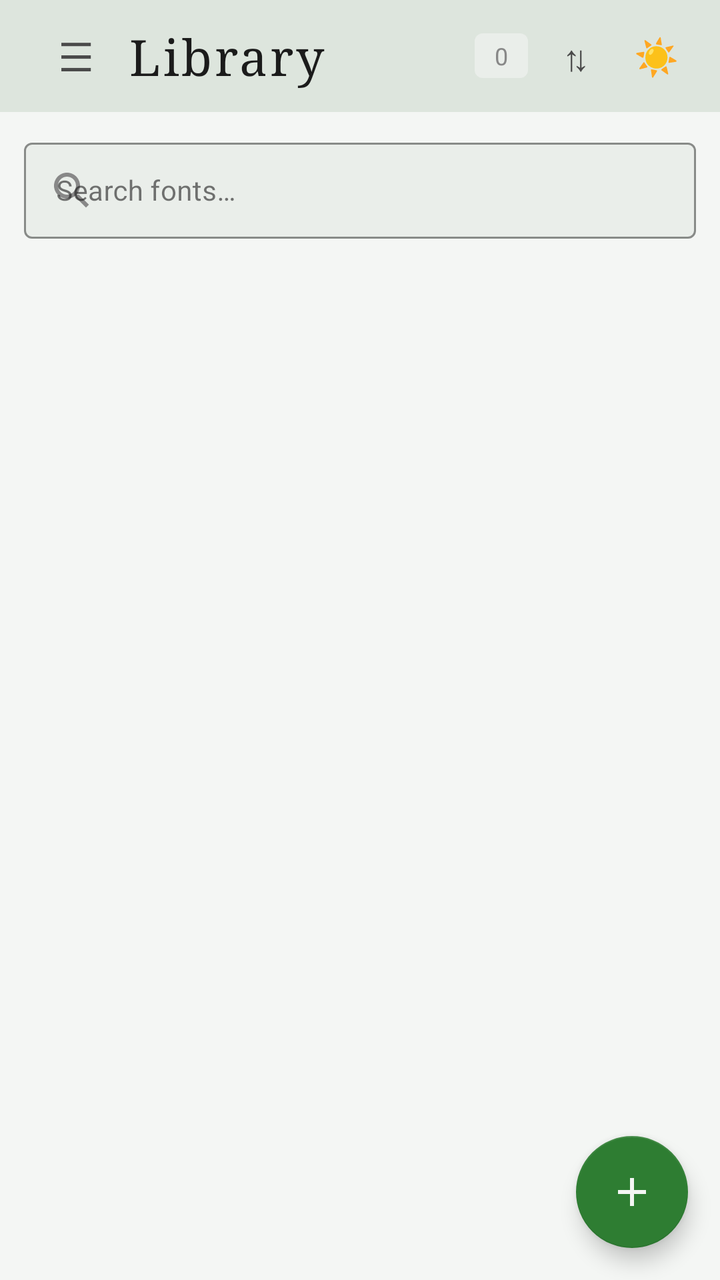
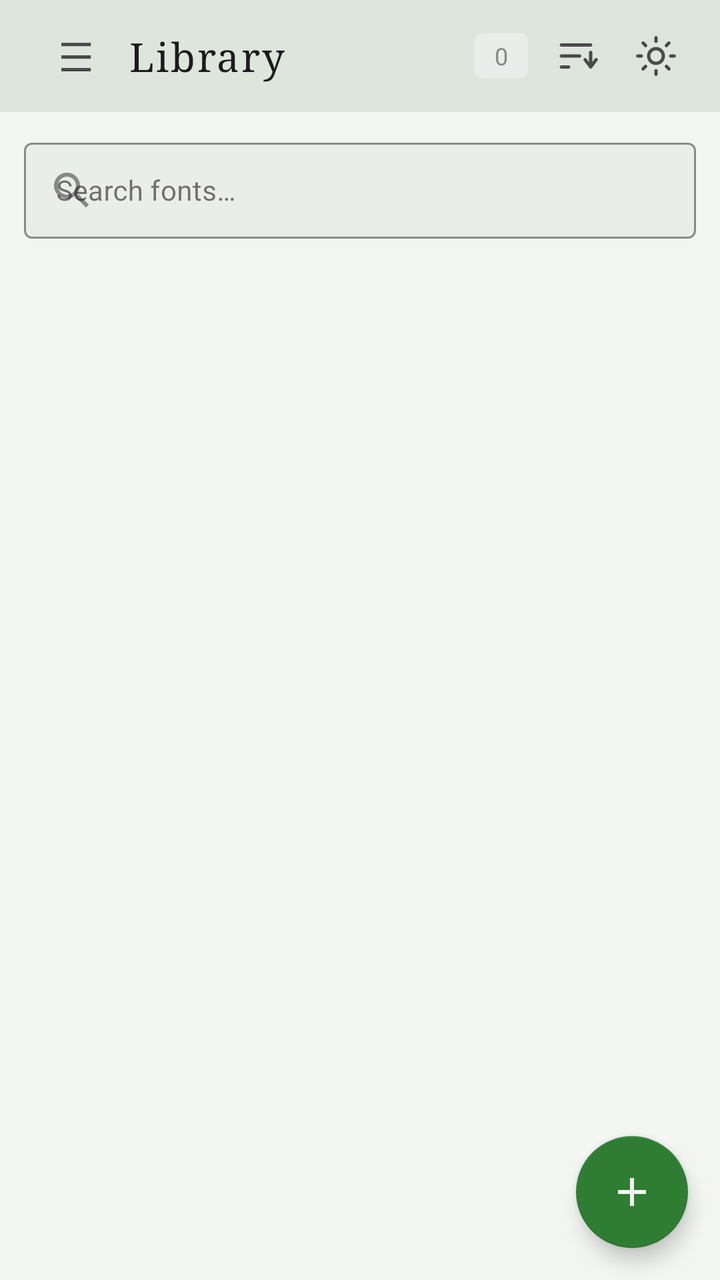

Two renders of the same Android screen: before a commit and after it. Below are the layout's source before the change and the commit's diff.
<!-- AndroidManifest.xml: application theme Theme.FontLens -->
<!-- res/layout/fragment_font_list.xml -->
<?xml version="1.0" encoding="utf-8"?>
<androidx.constraintlayout.widget.ConstraintLayout
    xmlns:android="http://schemas.android.com/apk/res/android"
    xmlns:app="http://schemas.android.com/apk/res-auto"
    android:layout_width="match_parent"
    android:layout_height="match_parent"
    android:background="?attr/bgPrimary">

    <androidx.appcompat.widget.Toolbar
        android:id="@+id/toolbar"
        android:layout_width="0dp"
        android:layout_height="?attr/actionBarSize"
        android:background="?attr/bgSidebar"
        android:paddingStart="4dp"
        android:paddingEnd="8dp"
        app:layout_constraintEnd_toEndOf="parent"
        app:layout_constraintStart_toStartOf="parent"
        app:layout_constraintTop_toTopOf="parent">

        
        <LinearLayout
            android:id="@+id/toolbar_normal"
            android:layout_width="match_parent"
            android:layout_height="wrap_content"
            android:orientation="horizontal"
            android:gravity="center_vertical">

            <TextView
                android:id="@+id/btn_hamburger"
                android:layout_width="44dp"
                android:layout_height="44dp"
                android:gravity="center"
                android:text="☰"
                android:textSize="20sp"
                android:textColor="?attr/textSecondary"
                android:clickable="true"
                android:focusable="true"
                android:background="?attr/selectableItemBackgroundBorderless" />

            <TextView
                android:id="@+id/tv_title"
                android:layout_width="0dp"
                android:layout_height="wrap_content"
                android:layout_weight="1"
                android:text="@string/library"
                android:textColor="?attr/textPrimary"
                android:textSize="25sp"
                android:fontFamily="serif"
                android:letterSpacing="0.05"
                android:layout_marginStart="4dp" />

            <TextView
                android:id="@+id/tv_count"
                android:layout_width="wrap_content"
                android:layout_height="wrap_content"
                android:background="@drawable/bg_badge"
                android:paddingStart="10dp"
                android:paddingEnd="10dp"
                android:paddingTop="3dp"
                android:paddingBottom="3dp"
                android:textColor="?attr/textMuted"
                android:textSize="12sp"
                android:text="0" />

            <TextView
                android:id="@+id/btn_sort"
                android:layout_width="40dp"
                android:layout_height="40dp"
                android:layout_marginStart="4dp"
                android:gravity="center"
                android:text="⇅"
                android:textSize="18sp"
                android:textColor="?attr/textSecondary"
                android:clickable="true"
                android:focusable="true"
                android:background="?attr/selectableItemBackgroundBorderless" />

            <TextView
                android:id="@+id/btn_theme"
                android:layout_width="40dp"
                android:layout_height="40dp"
                android:gravity="center"
                android:text="☀"
                android:textSize="18sp"
                android:textColor="?attr/textSecondary"
                android:clickable="true"
                android:focusable="true"
                android:background="?attr/selectableItemBackgroundBorderless" />

        </LinearLayout>

        
        <LinearLayout
            android:id="@+id/toolbar_selection"
            android:layout_width="match_parent"
            android:layout_height="wrap_content"
            android:orientation="horizontal"
            android:gravity="center_vertical"
            android:visibility="gone">

            <TextView
                android:id="@+id/btn_cancel_selection"
                android:layout_width="40dp"
                android:layout_height="40dp"
                android:gravity="center"
                android:text="✕"
                android:textSize="16sp"
                android:textColor="?attr/accentColor"
                android:clickable="true"
                android:focusable="true"
                android:background="?attr/selectableItemBackgroundBorderless" />

            <TextView
                android:id="@+id/tv_selected_count"
                android:layout_width="0dp"
                android:layout_height="wrap_content"
                android:layout_weight="1"
                android:layout_marginStart="8dp"
                android:textColor="?attr/textPrimary"
                android:textSize="15sp"
                android:text="0 selected" />

            <TextView
                android:id="@+id/btn_select_all"
                android:layout_width="wrap_content"
                android:layout_height="wrap_content"
                android:text="All"
                android:textColor="?attr/accentColor"
                android:textSize="13sp"
                android:padding="8dp"
                android:clickable="true"
                android:focusable="true"
                android:background="?attr/selectableItemBackgroundBorderless" />

            <TextView
                android:id="@+id/btn_sel_favorite"
                android:layout_width="40dp"
                android:layout_height="40dp"
                android:gravity="center"
                android:text="★"
                android:textSize="18sp"
                android:textColor="?attr/textSecondary"
                android:clickable="true"
                android:focusable="true"
                android:background="?attr/selectableItemBackgroundBorderless" />

            <TextView
                android:id="@+id/btn_sel_delete"
                android:layout_width="40dp"
                android:layout_height="40dp"
                android:gravity="center"
                android:text="🗑"
                android:textSize="16sp"
                android:textColor="#FF5252"
                android:clickable="true"
                android:focusable="true"
                android:background="?attr/selectableItemBackgroundBorderless" />

        </LinearLayout>

    </androidx.appcompat.widget.Toolbar>

    
    <com.google.android.material.textfield.TextInputLayout
        android:id="@+id/search_layout"
        style="@style/Widget.MaterialComponents.TextInputLayout.OutlinedBox"
        android:layout_width="0dp"
        android:layout_height="wrap_content"
        android:layout_marginStart="12dp"
        android:layout_marginEnd="12dp"
        android:layout_marginTop="10dp"
        app:boxBackgroundColor="?attr/bgElevated"
        app:boxStrokeColor="?attr/borderColor"
        app:hintTextColor="?attr/textMuted"
        app:layout_constraintEnd_toEndOf="parent"
        app:layout_constraintStart_toStartOf="parent"
        app:layout_constraintTop_toBottomOf="@id/toolbar"
        app:startIconDrawable="@drawable/ic_search"
        app:startIconTint="?attr/textMuted">

        <com.google.android.material.textfield.TextInputEditText
            android:id="@+id/et_search"
            android:layout_width="match_parent"
            android:layout_height="48dp"
            android:background="@null"
            android:hint="@string/search_fonts"
            android:imeOptions="actionSearch"
            android:inputType="text"
            android:textColor="?attr/textPrimary"
            android:textColorHint="?attr/textMuted"
            android:textSize="14sp" />
    </com.google.android.material.textfield.TextInputLayout>

    <LinearLayout
        android:id="@+id/layout_empty"
        android:layout_width="wrap_content"
        android:layout_height="wrap_content"
        android:orientation="vertical"
        android:gravity="center"
        android:visibility="gone"
        app:layout_constraintBottom_toBottomOf="parent"
        app:layout_constraintEnd_toEndOf="parent"
        app:layout_constraintStart_toStartOf="parent"
        app:layout_constraintTop_toBottomOf="@id/search_layout">

        <TextView
            android:layout_width="wrap_content"
            android:layout_height="wrap_content"
            android:text="🔤"
            android:textSize="48sp" />

        <TextView
            android:id="@+id/tv_empty"
            android:layout_width="wrap_content"
            android:layout_height="wrap_content"
            android:layout_marginTop="16dp"
            android:gravity="center"
            android:text="@string/no_fonts"
            android:textColor="?attr/textMuted"
            android:textSize="15sp" />
    </LinearLayout>

    <androidx.recyclerview.widget.RecyclerView
        android:id="@+id/rv_fonts"
        android:layout_width="0dp"
        android:layout_height="0dp"
        android:paddingStart="10dp"
        android:paddingEnd="10dp"
        android:paddingTop="8dp"
        android:paddingBottom="80dp"
        android:clipToPadding="false"
        app:layout_constraintBottom_toBottomOf="parent"
        app:layout_constraintEnd_toEndOf="parent"
        app:layout_constraintStart_toStartOf="parent"
        app:layout_constraintTop_toBottomOf="@id/search_layout" />

    <com.google.android.material.floatingactionbutton.FloatingActionButton
        android:id="@+id/fab_add"
        android:layout_width="wrap_content"
        android:layout_height="wrap_content"
        android:layout_marginEnd="16dp"
        android:layout_marginBottom="16dp"
        android:backgroundTint="?attr/accentColor"
        android:contentDescription="@string/add_fonts"
        android:src="@drawable/ic_add"
        app:tint="?attr/bgPrimary"
        app:layout_constraintBottom_toBottomOf="parent"
        app:layout_constraintEnd_toEndOf="parent" />

</androidx.constraintlayout.widget.ConstraintLayout>
<!-- resources referenced by this layout -->
<resources>
  <string name="add_fonts">Add Fonts</string>
  <string name="library">Library</string>
  <string name="no_fonts">No fonts added yet.\nTap + to add fonts.</string>
  <string name="search_fonts">Search fonts…</string>
  <style name="Theme.FontLens" parent="Theme.FontLens.Green.Light" />
  <color name="green_light_accent">#2E7D32</color>
  <color name="green_light_accent_dim">#C8E6C9</color>
  <color name="green_light_bg_surface">#FFFFFF</color>
  <color name="green_light_text_primary">#1B1B1B</color>
  <color name="green_light_bg_primary">#F4F6F4</color>
  <color name="green_light_bg_sidebar">#DDE5DD</color>
  <color name="green_light_text_secondary">#4A4A4A</color>
  <color name="green_light_bg_elevated">#EAEEEA</color>
  <color name="green_light_text_muted">#888888</color>
  <color name="green_light_divider">#D0D9D0</color>
  <color name="green_light_border">#B8C8B8</color>
  <!-- unchanged entries left out for length: 4 -->
</resources>

<!-- the commit's change to res/layout/fragment_font_list.xml (unified diff, before → after) -->
@@ -44,7 +44,7 @@
                 android:layout_weight="1"
                 android:text="@string/library"
                 android:textColor="?attr/textPrimary"
-                android:textSize="25sp"
+                android:textSize="20sp"
                 android:fontFamily="serif"
                 android:letterSpacing="0.05"
                 android:layout_marginStart="4dp" />
@@ -62,27 +62,25 @@
                 android:textSize="12sp"
                 android:text="0" />
 
-            <TextView
+            <ImageView
                 android:id="@+id/btn_sort"
                 android:layout_width="40dp"
                 android:layout_height="40dp"
                 android:layout_marginStart="4dp"
-                android:gravity="center"
-                android:text="⇅"
-                android:textSize="18sp"
-                android:textColor="?attr/textSecondary"
-                android:clickable="true"
-                android:focusable="true"
-                android:background="?attr/selectableItemBackgroundBorderless" />
-
-            <TextView
+                android:padding="9dp"
+                android:src="@drawable/ic_sort"
+                app:tint="@color/ic_tint_secondary"
+                android:clickable="true"
+                android:focusable="true"
+                android:background="?attr/selectableItemBackgroundBorderless" />
+
+            <ImageView
                 android:id="@+id/btn_theme"
                 android:layout_width="40dp"
                 android:layout_height="40dp"
-                android:gravity="center"
-                android:text="☀"
-                android:textSize="18sp"
-                android:textColor="?attr/textSecondary"
+                android:padding="9dp"
+                android:src="@drawable/ic_sun"
+                app:tint="@color/ic_tint_secondary"
                 android:clickable="true"
                 android:focusable="true"
                 android:background="?attr/selectableItemBackgroundBorderless" />
@@ -132,26 +130,24 @@
                 android:focusable="true"
                 android:background="?attr/selectableItemBackgroundBorderless" />
 
-            <TextView
+            <ImageView
                 android:id="@+id/btn_sel_favorite"
                 android:layout_width="40dp"
                 android:layout_height="40dp"
-                android:gravity="center"
-                android:text="★"
-                android:textSize="18sp"
-                android:textColor="?attr/textSecondary"
-                android:clickable="true"
-                android:focusable="true"
-                android:background="?attr/selectableItemBackgroundBorderless" />
-
-            <TextView
+                android:padding="8dp"
+                android:src="@drawable/ic_star_outline"
+                app:tint="@color/ic_tint_secondary"
+                android:clickable="true"
+                android:focusable="true"
+                android:background="?attr/selectableItemBackgroundBorderless" />
+
+            <ImageView
                 android:id="@+id/btn_sel_delete"
                 android:layout_width="40dp"
                 android:layout_height="40dp"
-                android:gravity="center"
-                android:text="🗑"
-                android:textSize="16sp"
-                android:textColor="#FF5252"
+                android:padding="8dp"
+                android:src="@drawable/ic_delete"
+                app:tint="@color/ic_delete_tint"
                 android:clickable="true"
                 android:focusable="true"
                 android:background="?attr/selectableItemBackgroundBorderless" />
@@ -203,11 +199,15 @@
         app:layout_constraintStart_toStartOf="parent"
         app:layout_constraintTop_toBottomOf="@id/search_layout">
 
-        <TextView
-            android:layout_width="wrap_content"
-            android:layout_height="wrap_content"
-            android:text="🔤"
-            android:textSize="48sp" />
+        <ImageView
+            android:id="@+id/iv_empty_icon"
+            android:layout_width="80dp"
+            android:layout_height="80dp"
+            android:src="@drawable/ic_add_circle"
+            app:tint="@color/ic_tint_muted"
+            android:clickable="true"
+            android:focusable="true"
+            android:background="?attr/selectableItemBackgroundBorderless" />
 
         <TextView
             android:id="@+id/tv_empty"
<!-- resource entries referenced after the edit -->
@@ -1,5 +1,59 @@
 <!-- resources referenced by this layout -->
 <resources>
+  <!-- drawable ic_add_circle (drawable) -->
+  <vector xmlns:android="http://schemas.android.com/apk/res/android"
+      android:width="64dp" android:height="64dp"
+      android:viewportWidth="64" android:viewportHeight="64">
+      <path
+          android:fillColor="@android:color/transparent"
+          android:strokeColor="#000"
+          android:strokeWidth="2.5"
+          android:strokeLineCap="round"
+          android:pathData="M32,4 A28,28 0 1,0 32,60 A28,28 0 1,0 32,4 Z M32,20 V44 M20,32 H44"/>
+  </vector>
+  <!-- drawable ic_delete (drawable) -->
+  <vector xmlns:android="http://schemas.android.com/apk/res/android"
+      android:width="24dp" android:height="24dp" android:viewportWidth="24" android:viewportHeight="24">
+      <path android:fillColor="@android:color/transparent"
+          android:strokeColor="#000"  android:strokeWidth="1.8"
+          android:strokeLineCap="round"
+          android:pathData="M3,6 H21 M8,6 V4 Q8,3 9,3 H15 Q16,3 16,4 V6 M19,6 L18,20 Q18,21 17,21 H7 Q6,21 6,20 L5,6"/>
+      <path android:fillColor="@android:color/transparent"
+          android:strokeColor="#000" android:strokeWidth="1.8"
+          android:strokeLineCap="round"
+          android:pathData="M10,11 V17 M14,11 V17"/>
+  </vector>
+  <!-- drawable ic_sort (drawable) -->
+  <vector xmlns:android="http://schemas.android.com/apk/res/android"
+      android:width="24dp" android:height="24dp" android:viewportWidth="24" android:viewportHeight="24">
+      <path android:fillColor="@android:color/transparent"
+          android:strokeColor="#000" android:strokeWidth="1.8"
+          android:strokeLineCap="round"
+          android:pathData="M4,6 H20 M4,12 H14 M4,18 H8"/>
+      <path android:fillColor="@android:color/transparent"
+          android:strokeColor="#000" android:strokeWidth="1.8"
+          android:strokeLineCap="round" android:strokeLineJoin="round"
+          android:pathData="M17,14 L20,18 L23,14 M20,18 V10"/>
+  </vector>
+  <!-- drawable ic_star_outline (drawable) -->
+  <vector xmlns:android="http://schemas.android.com/apk/res/android"
+      android:width="24dp" android:height="24dp" android:viewportWidth="24" android:viewportHeight="24">
+      <path android:fillColor="@android:color/transparent"
+          android:strokeColor="#000" android:strokeWidth="1.8"
+          android:strokeLineJoin="round" android:strokeLineCap="round"
+          android:pathData="M12,2 L15.09,8.26 L22,9.27 L17,14.14 L18.18,21.02 L12,17.77 L5.82,21.02 L7,14.14 L2,9.27 L8.91,8.26 Z"/>
+  </vector>
+  <!-- drawable ic_sun (drawable) -->
+  <vector xmlns:android="http://schemas.android.com/apk/res/android"
+      android:width="24dp" android:height="24dp"
+      android:viewportWidth="24" android:viewportHeight="24">
+      <path
+          android:fillColor="@android:color/transparent"
+          android:strokeColor="#000"
+          android:strokeWidth="1.8"
+          android:strokeLineCap="round"
+          android:pathData="M12,2 V4 M12,20 V22 M4.93,4.93 L6.34,6.34 M17.66,17.66 L19.07,19.07 M2,12 H4 M20,12 H22 M4.93,19.07 L6.34,17.66 M17.66,6.34 L19.07,4.93 M12,8 A4,4 0 1,0 12,16 A4,4 0 1,0 12,8 Z"/>
+  </vector>
   <string name="add_fonts">Add Fonts</string>
   <string name="library">Library</string>
   <string name="no_fonts">No fonts added yet.\nTap + to add fonts.</string>
